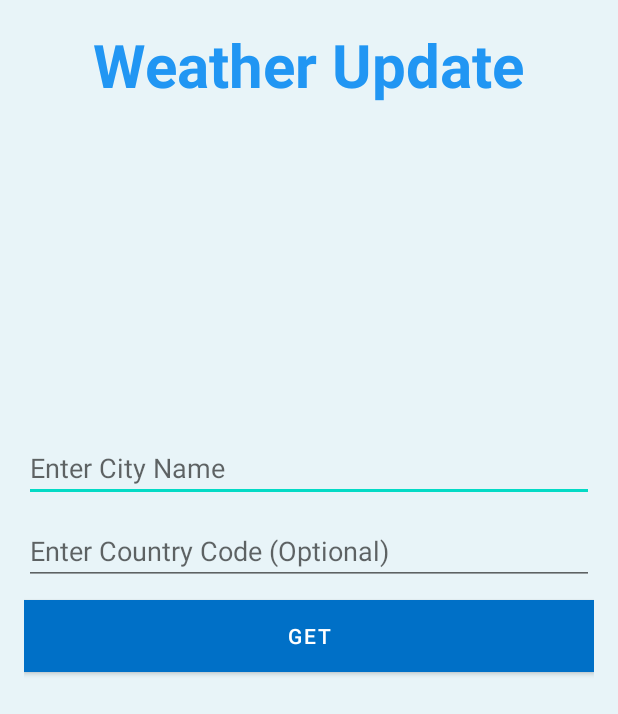
After one commit to pimpalemahesh/Smart-Irrigation-System, an Android app: the WeatherActivity screen opened directly, with no data from a screen before it, on a phone screen of 412 x 824 dp. The commit adds this screen. Shown: the top 714 px of the screen. Run offline under Robolectric (Android 15) with nearby library versions, the phone set to English and light mode, and no system bars; network calls fail; Roboto replaces fonts that are not available here.

Commit message:
weather api added

```diff
--- a/app/build.gradle
+++ b/app/build.gradle
@@ -43,4 +43,5 @@ dependencies {
     androidTestImplementation 'androidx.test.espresso:espresso-core:3.4.0'
 
     implementation 'de.hdodenhof:circleimageview:3.1.0'
+    implementation 'com.android.volley:volley:1.2.1'
 }
--- a/app/src/main/AndroidManifest.xml
+++ b/app/src/main/AndroidManifest.xml
@@ -1,6 +1,8 @@
 <?xml version="1.0" encoding="utf-8"?>
 <manifest xmlns:android="http://schemas.android.com/apk/res/android"
     package="com.myinnovation.smartirrigationsystem">
+
+    <uses-permission android:name="android.permission.INTERNET" />
 
     <application
         android:allowBackup="true"
@@ -9,6 +11,9 @@
         android:roundIcon="@drawable/logo"
         android:supportsRtl="true"
         android:theme="@style/Theme.SmartIrrigationSystem">
+        <activity
+            android:name=".Activities.WeatherActivity"
+            android:exported="false" />
         <activity
             android:name=".Activities.SettingActivity"
             android:exported="false" />
--- /dev/null
+++ b/app/src/main/java/com/myinnovation/smartirrigationsystem/Activities/WeatherActivity.java
@@ -0,0 +1,18 @@
+package com.myinnovation.smartirrigationsystem.Activities;
+
+import androidx.appcompat.app.AppCompatActivity;
+
+import android.os.Bundle;
+
+import com.myinnovation.smartirrigationsystem.databinding.ActivityWeatherBinding;
+
+public class WeatherActivity extends AppCompatActivity {
+
+    ActivityWeatherBinding binding;
+    @Override
+    protected void onCreate(Bundle savedInstanceState) {
+        super.onCreate(savedInstanceState);
+        binding = ActivityWeatherBinding.inflate(getLayoutInflater());
+        setContentView(binding.getRoot());
+    }
+}
--- a/app/src/main/res/layout/activity_main.xml
+++ b/app/src/main/res/layout/activity_main.xml
@@ -270,7 +270,7 @@
                     android:layout_height="wrap_content"
                     android:layout_marginEnd="4dp"
                     android:layout_marginRight="4dp"
-                    android:text="6"
+                    android:text="0"
                     android:textColor="@color/black"
                     android:textSize="16sp"
                     android:textStyle="bold"
@@ -327,7 +327,7 @@
                     android:id="@+id/rain"
                     android:layout_width="wrap_content"
                     android:layout_height="wrap_content"
-                    android:text="59"
+                    android:text="0"
                     android:textColor="@color/black"
                     android:textSize="16sp"
                     android:textStyle="bold"
@@ -352,6 +352,7 @@
             android:textStyle="bold" />
 
         <androidx.cardview.widget.CardView
+            android:id="@+id/soilMoistureCardView"
             android:layout_width="match_parent"
             android:layout_height="wrap_content"
             android:layout_margin="16dp"
@@ -456,6 +457,7 @@
         </androidx.cardview.widget.CardView>
 
         <androidx.cardview.widget.CardView
+            android:id="@+id/temperatureCardView"
             android:layout_width="match_parent"
             android:layout_height="wrap_content"
             android:layout_margin="16dp"
--- /dev/null
+++ b/app/src/main/res/layout/activity_weather.xml
@@ -0,0 +1,73 @@
+<?xml version="1.0" encoding="utf-8"?>
+<LinearLayout xmlns:android="http://schemas.android.com/apk/res/android"
+    xmlns:tools="http://schemas.android.com/tools"
+    android:layout_width="match_parent"
+    android:layout_height="match_parent"
+    xmlns:app="http://schemas.android.com/apk/res-auto"
+    tools:context=".Activities.WeatherActivity"
+    android:background="#e8f4f8"
+    android:orientation="vertical"
+    android:padding="16dp">
+    <TextView
+        android:layout_width="wrap_content"
+        android:layout_height="wrap_content"
+        android:layout_gravity="center"
+        android:textSize="40sp"
+        android:textStyle="bold"
+        android:textColor="@color/lightblue"
+        android:text="Weather Update"/>
+    <TextView
+        android:id="@+id/allweatherdata"
+        android:layout_width="match_parent"
+        android:layout_height="wrap_content"/>
+    <LinearLayout
+        android:layout_width="match_parent"
+        android:layout_height="match_parent"
+        android:gravity="center"
+        android:orientation="vertical">
+        <View
+            android:layout_width="match_parent"
+            android:layout_height="0dp"
+            android:layout_weight="1">
+        </View>
+        <EditText
+            android:layout_width="match_parent"
+            android:layout_height="wrap_content"
+            android:id="@+id/etCity"
+            android:layout_marginBottom="10dp"
+            android:ems="10"
+            android:hint="Enter City Name"
+            android:inputType="textPersonName" />
+        <EditText
+            android:layout_width="match_parent"
+            android:layout_height="wrap_content"
+            android:id="@+id/etCountry"
+            android:layout_marginBottom="10dp"
+            android:ems="10"
+            android:hint="Enter Country Code (Optional)"
+            android:inputType="textPersonName" />
+        <Button
+            android:layout_width="match_parent"
+            android:layout_height="wrap_content"
+            android:id="@+id/btnGet"
+            android:layout_marginBottom="10dp"
+            android:background="#0070c7"
+            android:textColor="@android:color/white"
+            android:onClick="getWeatherDetails"
+            android:text="Get"
+            app:backgroundTint="@null" />
+        <ScrollView
+            android:layout_width="match_parent"
+            android:layout_height="150dp">
+            <TextView
+                android:layout_width="match_parent"
+                android:layout_height="wrap_content"
+                android:id="@+id/tvResult" />
+        </ScrollView>
+        <View
+            android:layout_width="match_parent"
+            android:layout_height="0dp"
+            android:layout_weight="1">
+        </View>
+    </LinearLayout>
+</LinearLayout>
```
Also changed, not shown: app/src/main/java/com/myinnovation/smartirrigationsystem/Activities/MainActivity.java (+88 -9 lines), app/src/main/java/com/myinnovation/smartirrigationsystem/Utitlity/WeatherApi.java (added, +179 -0 lines).
